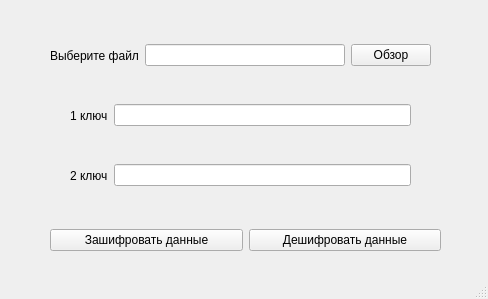
Old version of the form mainwindow.ui in the repository Bl4ck8lue/Encryption_algorithms.
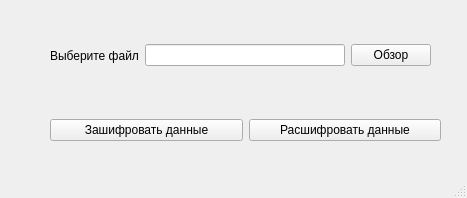
New version of the form.

```diff
--- a/mainwindow.ui
+++ b/mainwindow.ui
@@ -6,8 +6,8 @@
    <rect>
     <x>0</x>
     <y>0</y>
-    <width>488</width>
-    <height>299</height>
+    <width>467</width>
+    <height>198</height>
    </rect>
   </property>
   <property name="windowTitle">
@@ -18,7 +18,7 @@
     <property name="geometry">
      <rect>
       <x>50</x>
-      <y>220</y>
+      <y>110</y>
       <width>391</width>
       <height>41</height>
      </rect>
@@ -34,7 +34,7 @@
      <item>
       <widget class="QPushButton" name="btn_decrypt">
        <property name="text">
-        <string>Дешифровать данные</string>
+        <string>Расшифровать данные</string>
        </property>
       </widget>
      </item>
@@ -69,54 +69,6 @@
      </item>
     </layout>
    </widget>
-   <widget class="QWidget" name="horizontalLayoutWidget_3">
-    <property name="geometry">
-     <rect>
-      <x>70</x>
-      <y>90</y>
-      <width>341</width>
-      <height>51</height>
-     </rect>
-    </property>
-    <layout class="QHBoxLayout" name="horizontalLayout_3">
-     <item>
-      <widget class="QLabel" name="label_first_key">
-       <property name="text">
-        <string>1 ключ</string>
-       </property>
-      </widget>
-     </item>
-     <item>
-      <widget class="QLineEdit" name="lineEdit_first_key">
-       <property name="text">
-        <string/>
-       </property>
-      </widget>
-     </item>
-    </layout>
-   </widget>
-   <widget class="QWidget" name="horizontalLayoutWidget_4">
-    <property name="geometry">
-     <rect>
-      <x>70</x>
-      <y>150</y>
-      <width>341</width>
-      <height>51</height>
-     </rect>
-    </property>
-    <layout class="QHBoxLayout" name="horizontalLayout_4">
-     <item>
-      <widget class="QLabel" name="label_second_key">
-       <property name="text">
-        <string>2 ключ</string>
-       </property>
-      </widget>
-     </item>
-     <item>
-      <widget class="QLineEdit" name="lineEdit_second_key"/>
-     </item>
-    </layout>
-   </widget>
   </widget>
   <widget class="QMenuBar" name="menubar">
    <property name="geometry">
```
Left out of the diff: 2 changed lines with no effect on the pictures.
